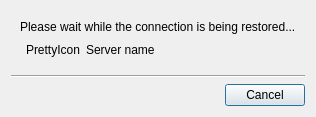
Old version of the form client/nx_client_desktop/src/ui/dialogs/reconnect_info_dialog.ui in the repository networkoptix/nx_open.
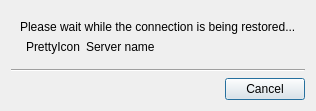
New version of the form. Custom widgets are drawn as their Qt base class.

Commit message:
VMS-CR-10062: Review fixes
For 'VMS-9324 Fixed text alignment for reconnect dialog'

<==== Mercurial data ====>
Branch: vms

```diff
--- a/client/nx_client_desktop/src/ui/dialogs/reconnect_info_dialog.ui
+++ b/client/nx_client_desktop/src/ui/dialogs/reconnect_info_dialog.ui
@@ -31,7 +31,14 @@
        </widget>
       </item>
       <item>
-       <layout class="QGridLayout" name="gridLayout">
+       <layout class="QGridLayout" name="gridLayout" columnstretch="0,0,1">
+        <item row="0" column="2">
+         <widget class="QLabel" name="nameLabel">
+          <property name="text">
+           <string>Server name</string>
+          </property>
+         </widget>
+        </item>
         <item row="0" column="0">
          <widget class="QnProgressWidget" name="progressWidget" native="true"/>
         </item>
@@ -42,26 +49,6 @@
           </property>
          </widget>
         </item>
-        <item row="0" column="2">
-         <widget class="QLabel" name="nameLabel">
-          <property name="text">
-           <string>Server name</string>
-          </property>
-         </widget>
-        </item>
-        <item row="0" column="3">
-         <spacer name="horizontalSpacer">
-          <property name="orientation">
-           <enum>Qt::Horizontal</enum>
-          </property>
-          <property name="sizeHint" stdset="0">
-           <size>
-            <width>40</width>
-            <height>20</height>
-           </size>
-          </property>
-         </spacer>
-        </item>
        </layout>
       </item>
      </layout>
```
